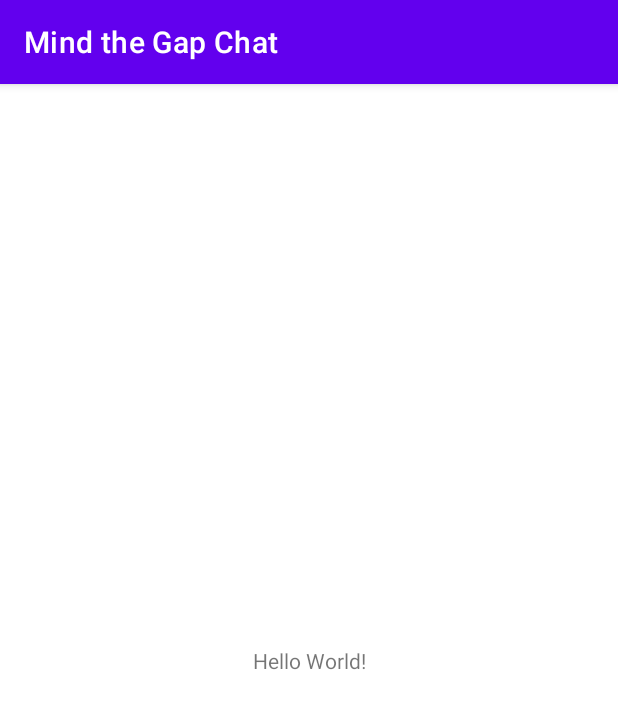
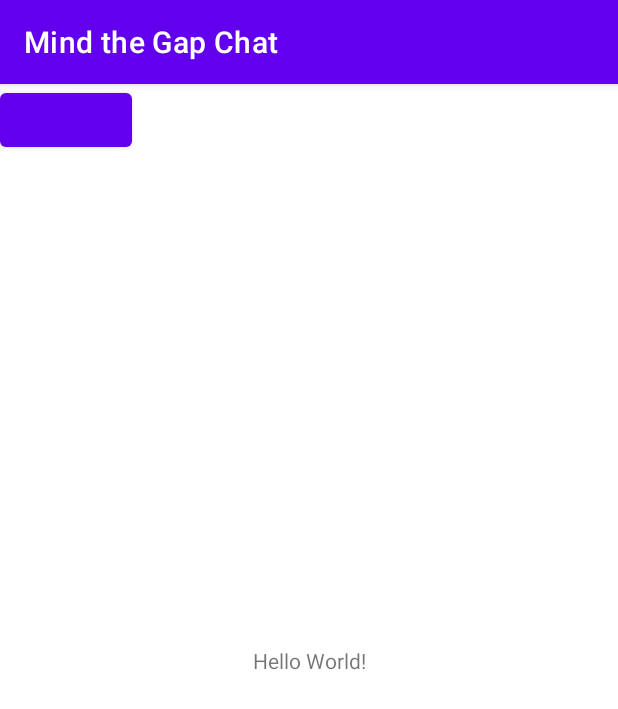
Before and after one commit to Hunter-Chambers/MindtheGapChat, an Android app: the screen it shows after launch (MainActivity), on a phone screen of 412 x 824 dp. Shown: the top 709 px of the screen. Run offline under Robolectric (Android 15) with nearby library versions, the phone set to English and light mode, and no system bars.

Commit message:
Button Added
Button Added

```diff
--- a/app/src/main/java/com/example/mindthegapchat/MainActivity.java
+++ b/app/src/main/java/com/example/mindthegapchat/MainActivity.java
@@ -2,13 +2,24 @@ package com.example.mindthegapchat;
 
 import androidx.appcompat.app.AppCompatActivity;
 
+import android.content.Intent;
 import android.os.Bundle;
+import android.view.View;
+import android.widget.Button;
 
 public class MainActivity extends AppCompatActivity {
+
+    Button submitButton;
 
     @Override
     protected void onCreate(Bundle savedInstanceState) {
         super.onCreate(savedInstanceState);
         setContentView(R.layout.activity_main);
+        submitButton = findViewById(R.id.submitButton);
+    }
+
+    public void tableActivity(View view) {
+        Intent intent = new Intent(getApplicationContext(), ChatMessagesActivity.class);
+        startActivity(intent);
     }
 }
--- a/app/src/main/res/layout/activity_main.xml
+++ b/app/src/main/res/layout/activity_main.xml
@@ -15,4 +15,12 @@
         app:layout_constraintRight_toRightOf="parent"
         app:layout_constraintTop_toTopOf="parent" />
 
+    <Button
+        android:layout_width="wrap_content"
+        android:layout_height="wrap_content"
+        tools:layout_editor_absoluteX="265dp"
+        tools:layout_editor_absoluteY="416dp"
+        android:id="@+id/submitButton"/>
+
+
 </androidx.constraintlayout.widget.ConstraintLayout>
```
